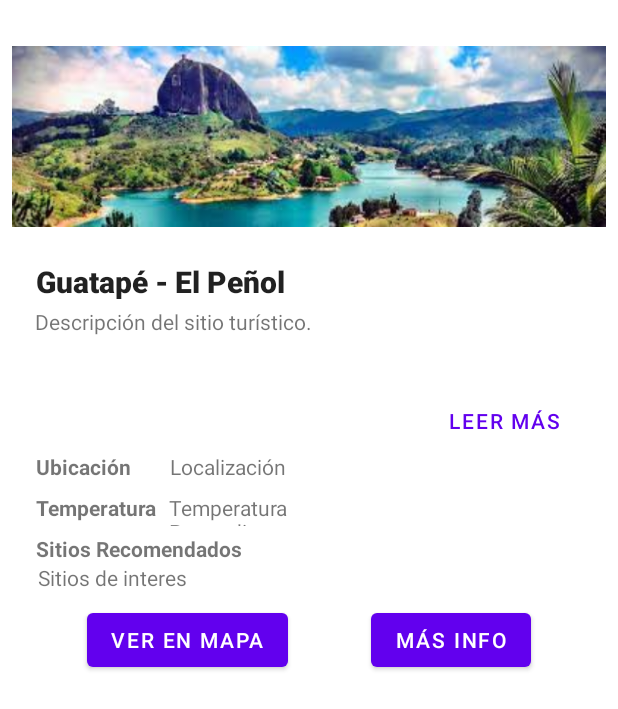
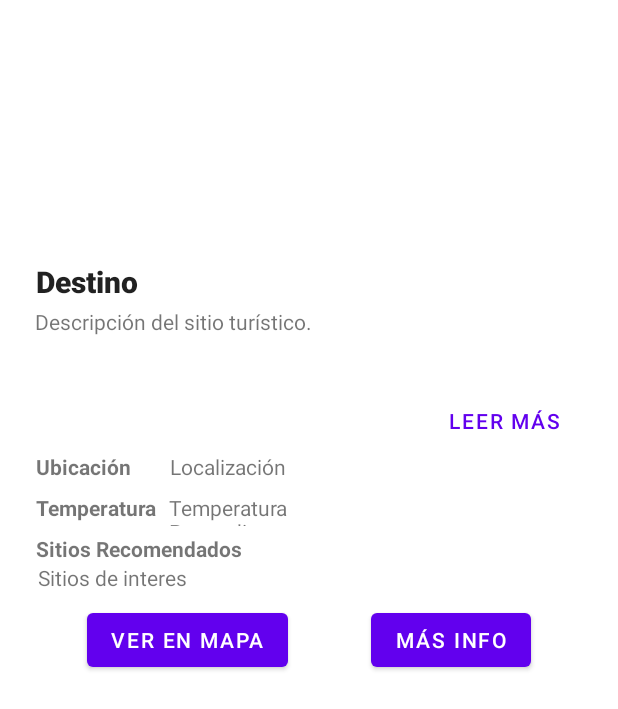
Before and after one commit to juanyepesu2/MobileUdeA, an Android app: the layout poi_detail.xml on its own in the app's theme, with its tools: preview values and no code run, on a phone screen of 412 x 824 dp. Shown: the top 709 px of the screen. Run offline under Robolectric (Android 15) with nearby library versions, the phone set to English and light mode, and no system bars; network calls fail.

Commit message:
Detail como recycle view

```diff
--- a/app/src/main/java/com/mintic/mobileudea/adapter/PoiAdapter.kt
+++ b/app/src/main/java/com/mintic/mobileudea/adapter/PoiAdapter.kt
@@ -20,7 +20,7 @@ class PoiAdapter(
 
     override fun onCreateViewHolder(parent: ViewGroup, viewType: Int): ViewHolder {
         val view =
-            LayoutInflater.from(parent.context).inflate(R.layout.poi_list, parent, false)
+            LayoutInflater.from(parent.context).inflate(R.layout.poi, parent, false)
         return ViewHolder(view)
     }
 
@@ -32,7 +32,7 @@ class PoiAdapter(
         return mPoi.size
     }
 
-    fun updatePoiList(pois: List<PoiModel>?) {
+    fun updatePoi(pois: List<PoiModel>?) {
         this.mPoi.clear()
         pois?.let { this.mPoi.addAll(it) }
         notifyDataSetChanged()
--- a/app/src/main/java/com/mintic/mobileudea/viewmodel/PoiDetailViewModel.kt
+++ b/app/src/main/java/com/mintic/mobileudea/viewmodel/PoiDetailViewModel.kt
@@ -42,13 +42,14 @@ class PoiDetailViewModel : ViewModel() {
     var poiDetailLiveData: LiveData<List<PoiDetailModel>> = poiDetail
 
     init {
-        getPoi()
+        getPoiDetail()
 
     }
 
-    fun getPoi() {
+    fun getPoiDetail() {
         viewModelScope.launch {
             poiDetail.value = requestPoiDetail()
+
             // observeLiveData()
         }
     }
--- a/app/src/main/java/com/mintic/mobileudea/viewmodel/PoiViewModel.kt
+++ b/app/src/main/java/com/mintic/mobileudea/viewmodel/PoiViewModel.kt
@@ -30,7 +30,7 @@ class PoiViewModel : ViewModel() {
     private lateinit var temperatureView: TextView
     private lateinit var placesView: TextView
 
-    private val selected = MutableLiveData<PoiModel>()
+    val selected = MutableLiveData<PoiModel>()
     fun getSelected(): LiveData<PoiModel> = selected
     fun select (poi: PoiModel) {
         selected.value = poi
--- a/app/src/main/res/layout/fragment_detail.xml
+++ b/app/src/main/res/layout/fragment_poi_detail_list.xml
@@ -4,10 +4,10 @@
     xmlns:tools="http://schemas.android.com/tools"
     android:layout_width="match_parent"
     android:layout_height="match_parent"
-    tools:context=".activities.ui.detail.DetailFragment">
+    tools:context=".activities.ui.detail.PoiDetailFragment">
 
     <androidx.recyclerview.widget.RecyclerView
-        android:id="@+id/detail"
+        android:id="@+id/detail_list"
         android:layout_width="match_parent"
         android:layout_height="match_parent"
         app:layoutManager="LinearLayoutManager" />
--- a/app/src/main/res/layout/detail.xml
+++ b/app/src/main/res/layout/poi_detail.xml
@@ -16,10 +16,10 @@
         <androidx.constraintlayout.widget.ConstraintLayout
             android:layout_width="match_parent"
             android:layout_height="wrap_content"
-            tools:context=".activities.ui.detail.DetailFragment">
+            tools:context=".activities.ui.detail.PoiDetailFragment">
 
             <ImageView
-                android:id="@+id/image_POIs"
+                android:id="@+id/poi_image"
                 android:layout_width="0dp"
                 android:layout_height="150dp"
                 android:layout_marginTop="8dp"
@@ -27,25 +27,24 @@
                 app:layout_constraintEnd_toEndOf="parent"
                 app:layout_constraintHorizontal_bias="0.0"
                 app:layout_constraintStart_toStartOf="parent"
-                app:layout_constraintTop_toTopOf="parent"
-                app:srcCompat="@drawable/guatape2" />
+                app:layout_constraintTop_toTopOf="parent" />
 
             <TextView
-                android:id="@+id/name_POIs"
+                android:id="@+id/textview_poi_name"
                 android:layout_width="210dp"
                 android:layout_height="25dp"
                 android:layout_marginStart="16dp"
                 android:layout_marginTop="8dp"
                 android:fontFamily="sans-serif-black"
-                android:text="@string/name_pois"
+                android:text="Destino"
                 android:textAppearance="@style/TextAppearance.AppCompat.Body2"
                 android:textSize="20sp"
-                app:layout_constraintBottom_toTopOf="@+id/description1_POIs"
+                app:layout_constraintBottom_toTopOf="@+id/textview_poi_description"
                 app:layout_constraintStart_toStartOf="parent"
-                app:layout_constraintTop_toBottomOf="@+id/image_POIs" />
+                app:layout_constraintTop_toBottomOf="@+id/poi_image" />
 
             <TextView
-                android:id="@+id/description1_POIs"
+                android:id="@+id/textview_poi_description"
                 android:layout_width="match_parent"
                 android:layout_height="wrap_content"
                 android:layout_marginStart="10dp"
@@ -56,7 +55,7 @@
                 app:layout_constraintEnd_toEndOf="parent"
                 app:layout_constraintHorizontal_bias="1.0"
                 app:layout_constraintStart_toStartOf="parent"
-                app:layout_constraintTop_toBottomOf="@+id/name_POIs" />
+                app:layout_constraintTop_toBottomOf="@+id/textview_poi_name" />
 
             <TextView
                 android:id="@+id/description2_POIs"
@@ -71,7 +70,7 @@
                 app:layout_constraintEnd_toEndOf="parent"
                 app:layout_constraintHorizontal_bias="0.0"
                 app:layout_constraintStart_toStartOf="parent"
-                app:layout_constraintTop_toBottomOf="@+id/description1_POIs" />
+                app:layout_constraintTop_toBottomOf="@+id/textview_poi_description" />
 
             <Button
                 android:id="@+id/button_ver_mas"
@@ -97,7 +96,7 @@
                 app:layout_constraintTop_toBottomOf="@+id/button_ver_mas" />
 
             <TextView
-                android:id="@+id/location_value"
+                android:id="@+id/textview_poi_detail_location"
                 android:layout_width="wrap_content"
                 android:layout_height="wrap_content"
                 android:layout_marginStart="26dp"
@@ -117,7 +116,7 @@
                 app:layout_constraintTop_toBottomOf="@+id/location_key" />
 
             <TextView
-                android:id="@+id/temperature_value"
+                android:id="@+id/textview_poi_detail_temperature"
                 android:layout_width="132dp"
                 android:layout_height="22dp"
                 android:layout_marginStart="8dp"
@@ -125,7 +124,7 @@
                 android:text="@string/degrees"
                 app:layout_constraintLeft_toRightOf="@+id/temperature_key"
                 app:layout_constraintStart_toEndOf="@+id/temperature_key"
-                app:layout_constraintTop_toBottomOf="@+id/location_value" />
+                app:layout_constraintTop_toBottomOf="@+id/textview_poi_detail_location" />
 
             <Button
                 android:id="@+id/button_map"
@@ -135,7 +134,7 @@
                 android:layout_marginTop="8dp"
                 android:text="@string/map"
                 app:layout_constraintStart_toStartOf="parent"
-                app:layout_constraintTop_toBottomOf="@+id/places_interest" />
+                app:layout_constraintTop_toBottomOf="@+id/textview_poi_detail_interest_sites" />
 
             <Button
                 android:id="@+id/button_info"
@@ -145,7 +144,7 @@
                 android:layout_marginEnd="50dp"
                 android:text="@string/info"
                 app:layout_constraintEnd_toEndOf="parent"
-                app:layout_constraintTop_toBottomOf="@+id/places_interest" />
+                app:layout_constraintTop_toBottomOf="@+id/textview_poi_detail_interest_sites" />
 
             <TextView
                 android:id="@+id/places_key"
@@ -162,7 +161,7 @@
                 app:layout_constraintTop_toBottomOf="@+id/temperature_key" />
 
             <TextView
-                android:id="@+id/places_interest"
+                android:id="@+id/textview_poi_detail_interest_sites"
                 android:layout_width="328dp"
                 android:layout_height="wrap_content"
                 android:layout_marginStart="8dp"
--- a/app/src/main/res/navigation/navigation.xml
+++ b/app/src/main/res/navigation/navigation.xml
@@ -19,9 +19,9 @@
     </fragment>
     <fragment
         android:id="@+id/detailFragment"
-        android:name="com.mintic.mobileudea.activities.ui.detail.DetailFragment"
+        android:name="com.mintic.mobileudea.activities.ui.detail.PoiDetailFragment"
         android:label="DetailFragment"
-        tools:layout="@layout/fragment_detail">
+        tools:layout="@layout/fragment_poi_detail_list">
         <action
             android:id="@+id/action_detailFragment4_to_poiListFragment"
             app:destination="@id/poiListFragment" />
```
Also changed, not shown: app/src/main/java/com/mintic/mobileudea/activities/ui/detail/DetailFragment.kt (deleted, +0 -83 lines), app/src/main/java/com/mintic/mobileudea/activities/ui/detail/PoiDetailListFragment.kt (added, +71 -0 lines), app/src/main/java/com/mintic/mobileudea/activities/ui/poilist/PoiListFragment.kt (+6 -4 lines), app/src/main/java/com/mintic/mobileudea/adapter/PoiDetailAdapter.kt (+20 -11 lines), app/src/main/java/com/mintic/mobileudea/data.remote/ApiService.kt (+7 -1 lines), app/src/main/res/layout/poi.xml (renamed from app/src/main/res/layout/poi_list.xml).
